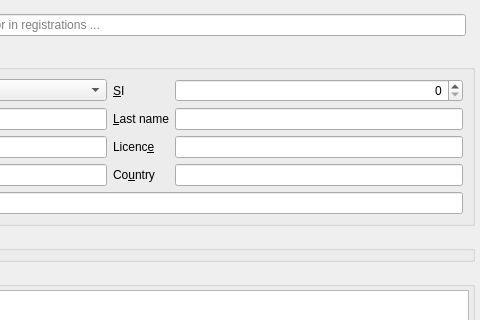
Quick-Event/quickbox, file quickevent/app/plugins/Competitors/src/competitorwidget.ui: the form before one commit; both pictures show x 269 to 749 and y 0 to 320 of the 749 by 609 pixel window.
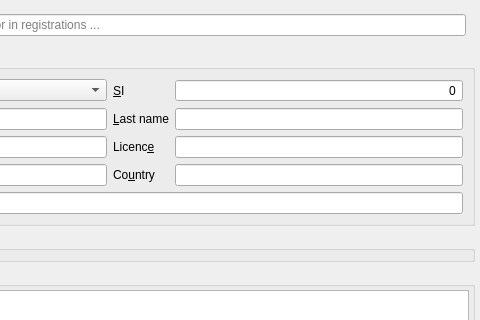
The form after the commit. Custom widgets are drawn as their Qt base class.

Commit message: disable buttons and step on edSiId

What changed in the file:
```diff
--- a/quickevent/app/plugins/Competitors/src/competitorwidget.ui
+++ b/quickevent/app/plugins/Competitors/src/competitorwidget.ui
@@ -90,6 +90,12 @@
         <property name="alignment">
          <set>Qt::AlignRight|Qt::AlignTrailing|Qt::AlignVCenter</set>
         </property>
+        <property name="buttonSymbols">
+         <enum>QAbstractSpinBox::NoButtons</enum>
+        </property>
+        <property name="singleStep">
+         <number>0</number>
+        </property>
         <property name="dataId" stdset="0">
          <string notr="true">competitors.siId</string>
         </property>
```
